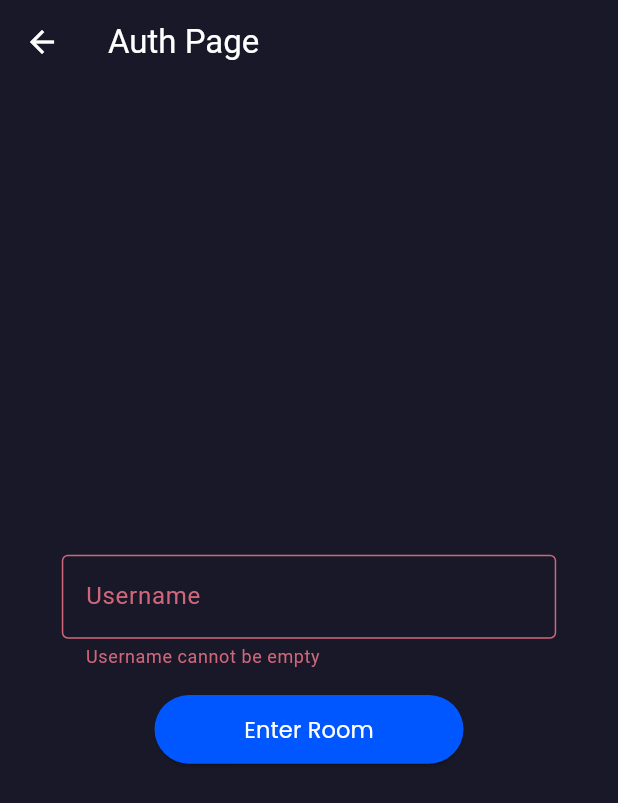
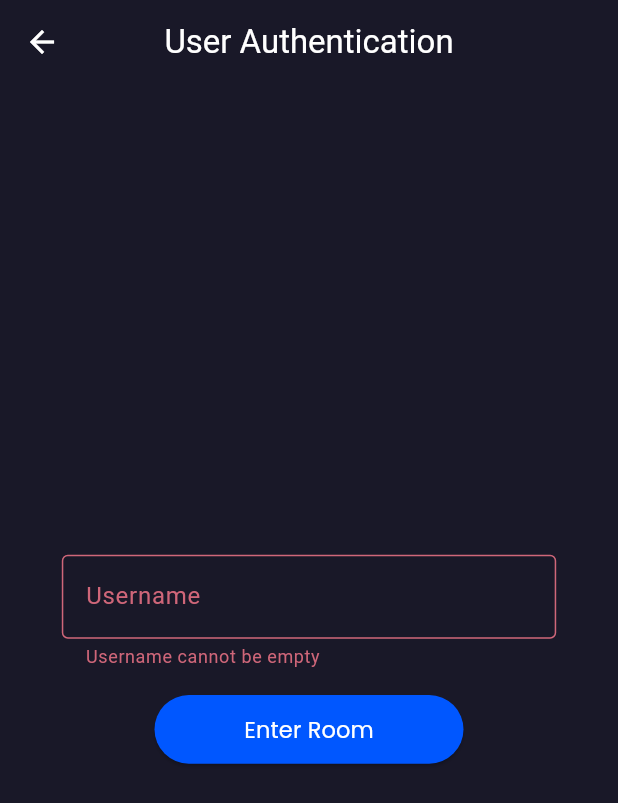
Before and after one commit to Sri-Mayur/chat-app, a Flutter app: the AuthPage screen opened by its route, on a phone screen of 412 x 824 dp. Shown: the top 803 px of the screen. Run offline on Flutter 3.47's test engine with Material 3 defaults, Android fonts, the light colour scheme and no system bars; our stand-ins replace cloud_firestore, firebase_core, flutter_svg, get, slide_to_act; accounts and stored records are empty.

Commit message:
Changed the appbar title

```diff
--- a/lib/Pages/Authentication/Auth.dart
+++ b/lib/Pages/Authentication/Auth.dart
@@ -68,7 +68,10 @@ class AuthPage extends StatelessWidget {
     final height = mediaQuery.size.height;
 
     return Scaffold(
-      appBar: AppBar(title: Text("Auth Page")),
+      appBar: AppBar(
+        title: Text("User Authentication"),
+        centerTitle: true,
+      ),
       body: Padding(
         padding: const EdgeInsets.all(16.0),
         child: Center(
```
